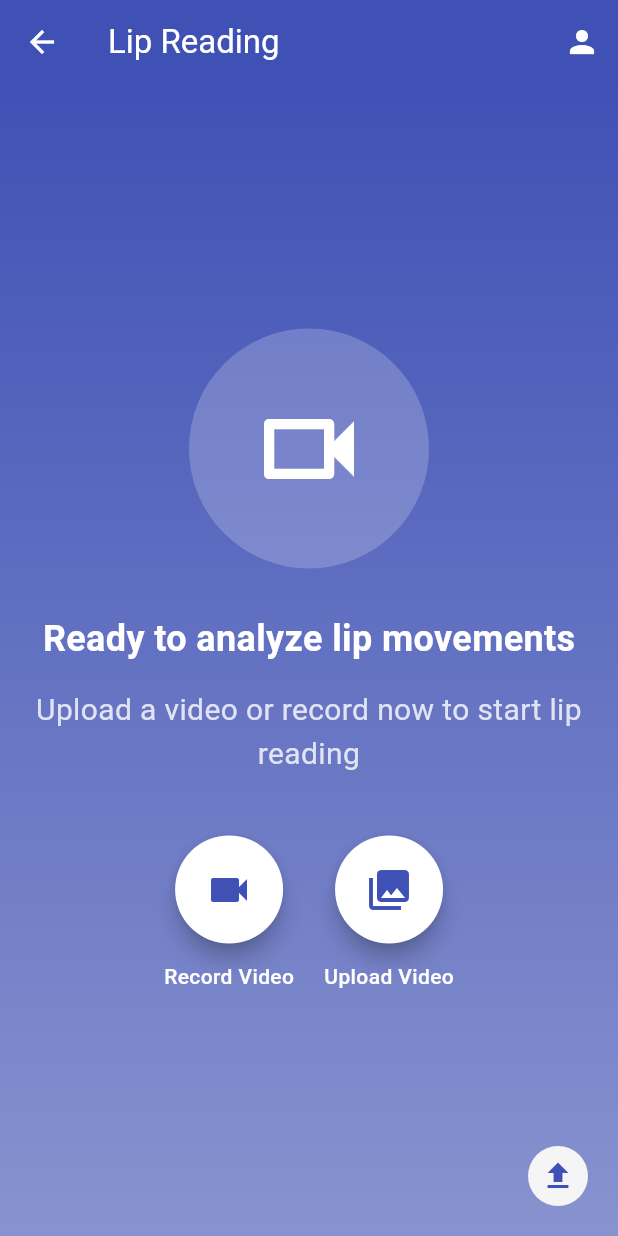
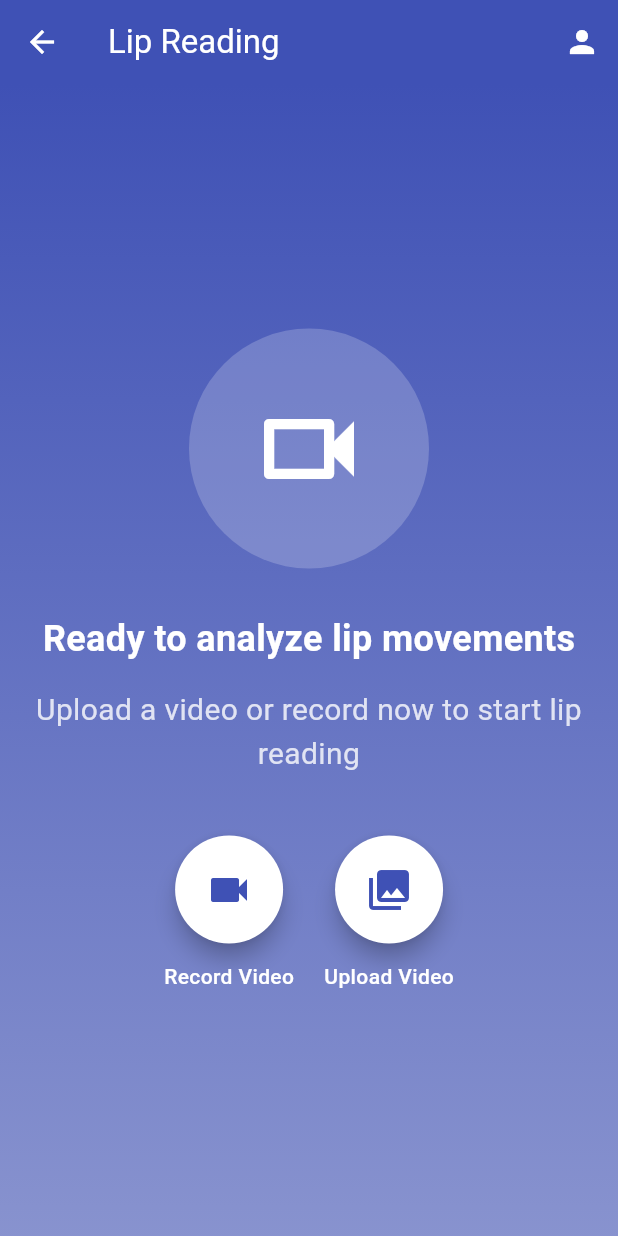
Before and after one commit to Abdelrahman-Wael-1029/lip_reading, a Flutter app: the LipReadingScreen screen opened by its route, on a phone screen of 412 x 824 dp. Run offline on Flutter 3.47's test engine with Material 3 defaults, Android fonts, the phone set to English and light mode, and no system bars; our stand-ins replace animated_text_kit, awesome_dialog, bloc, cloud_firestore, connectivity_plus, firebase_auth and 7 more; accounts and stored records are empty.

Commit message:
hide upload icon

```diff
--- a/lib/screens/lip_reading/lip_reading_screen.dart
+++ b/lib/screens/lip_reading/lip_reading_screen.dart
@@ -148,19 +148,7 @@ class _LipReadingScreenState extends State<LipReadingScreen>
         ),
       ),
       bottomNavigationBar: _buildBottomActionBar(context),
-      floatingActionButton: IconButton(
-        onPressed: () {
-          context.read<VideoCubit>().uploadVideo(context);
-        },
-        style: ButtonStyle(
-          backgroundColor: MaterialStateProperty.all(
-              Theme.of(context).scaffoldBackgroundColor),
-        ),
-        icon: Icon(
-          Icons.upload,
-          color: Theme.of(context).primaryColor,
-        ),
-      ),
+      floatingActionButton: _buildFloatingActionButton(context),
     );
   }
 
@@ -481,6 +469,26 @@ class _LipReadingScreenState extends State<LipReadingScreen>
     );
   }
 
+  Widget _buildFloatingActionButton(BuildContext context) {
+    final cubit = context.read<VideoCubit>();
+    if (cubit.state is VideoInitial) {
+      return SizedBox.shrink();
+    }
+    return IconButton(
+      onPressed: () {
+        context.read<VideoCubit>().uploadVideo(context);
+      },
+      style: ButtonStyle(
+        backgroundColor: MaterialStateProperty.all(
+            Theme.of(context).scaffoldBackgroundColor),
+      ),
+      icon: Icon(
+        Icons.upload,
+        color: Theme.of(context).primaryColor,
+      ),
+    );
+  }
+
   Widget _buildBottomActionBar(BuildContext context) {
     // Disable buttons during loading state
     final cubit = context.read<VideoCubit>();
```
Also changed, not shown: 4 other files.
